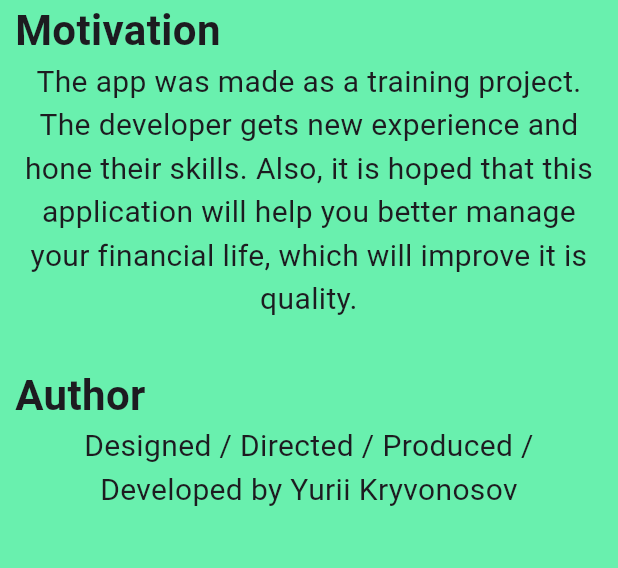
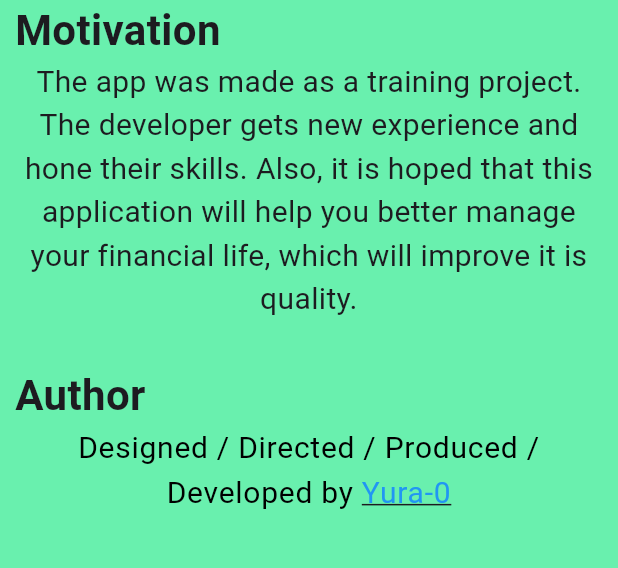
Before and after one commit to Yura-0/booker, a Flutter app: the AboutScreen screen opened directly, on a phone screen of 412 x 824 dp, the part 593-1161 px from its top. Run offline on Flutter 3.47's test engine with Material 2 defaults, Android fonts, the phone set to English and light mode, and no system bars; our stand-ins replace flutter_bloc, flutter_svg, shared_preferences; accounts and stored records are empty; generated files the repository leaves out were written again; Roboto replaces fonts that are missing (Suisse Int'l).

Commit message:
Improvement about feature

```diff
--- a/Sources/Booker/booker/lib/core/localization/localization_bloc.dart
+++ b/Sources/Booker/booker/lib/core/localization/localization_bloc.dart
@@ -1,8 +1,9 @@
 import 'dart:ui';
 
-import 'package:booker/generated/l10n.dart';
 import 'package:flutter_bloc/flutter_bloc.dart';
 import 'package:shared_preferences/shared_preferences.dart';
+
+import 'package:booker/generated/l10n.dart';
 
 enum LocaleType { en, ua }
 
--- a/Sources/Booker/booker/lib/core/theme/theme_app.dart
+++ b/Sources/Booker/booker/lib/core/theme/theme_app.dart
@@ -1,4 +1,6 @@
 import 'package:flutter/material.dart';
+
+import 'package:booker/core/fonts.dart';
 
 class ThemeApp {
   light() => ThemeData(
@@ -7,6 +9,13 @@ class ThemeApp {
       appBarTheme: const AppBarTheme(color: Colors.greenAccent),
       floatingActionButtonTheme: const FloatingActionButtonThemeData(
           backgroundColor: Colors.greenAccent),
+      textTheme: const TextTheme(
+        bodyText1: TextStyle(
+          color: Colors.black,
+          fontSize: 20,
+          fontFamily: Fonts.mainFontFamily,
+        ),
+      ),
       useMaterial3: true);
   dark() => ThemeData(
         brightness: Brightness.dark,
@@ -15,6 +24,13 @@ class ThemeApp {
         floatingActionButtonTheme: const FloatingActionButtonThemeData(
           backgroundColor: Colors.green,
         ),
+        textTheme: const TextTheme(
+          bodyText1: TextStyle(
+            color: Colors.white,
+            fontSize: 20,
+            fontFamily: Fonts.mainFontFamily,
+          ),
+        ),
         useMaterial3: true,
       );
 }
--- a/Sources/Booker/booker/lib/features/about_feature/view/about_screen.dart
+++ b/Sources/Booker/booker/lib/features/about_feature/view/about_screen.dart
@@ -7,7 +7,7 @@ class AboutScreen extends StatelessWidget {
 
   @override
   Widget build(BuildContext context) {
-     //screen height
+    //screen height
     double screenHeight = MediaQuery.of(context).size.height;
 
     //sizeBox paddings
@@ -15,7 +15,7 @@ class AboutScreen extends StatelessWidget {
     double sizeBoxHeightInputPadding =
         screenHeight * sizeBoxPaddingScreenHeightCoefficient;
 
-    double sizeBoxPaddingScreenHeightBetweenCoefficient = 1/30;
+    double sizeBoxPaddingScreenHeightBetweenCoefficient = 1 / 30;
     double sizeBoxHeightBetweenPadding =
         screenHeight * sizeBoxPaddingScreenHeightBetweenCoefficient;
     return Scaffold(
--- a/Sources/Booker/booker/lib/features/about_feature/widgets/about_body_widget.dart
+++ b/Sources/Booker/booker/lib/features/about_feature/widgets/about_body_widget.dart
@@ -1,66 +1,102 @@
+import 'package:flutter/material.dart';
+import 'package:flutter/gestures.dart';
+
 import 'package:booker/core/fonts.dart';
-import 'package:flutter/material.dart';
+import 'package:booker/generated/l10n.dart';
+import 'package:url_launcher/url_launcher.dart';
 
 class AboutBodyWidget extends StatelessWidget {
   const AboutBodyWidget({super.key});
 
+  _launchURL(BuildContext context) async {
+    const url = 'https://github.com/Yura-0/booker';
+    final Uri uri = Uri.parse(url);
+    try {
+      if (await canLaunchUrl(uri)) {
+        await launchUrl(uri);
+      } else {
+        throw 'Could not launch $url';
+      }
+    } catch (e) {
+      ScaffoldMessenger.of(context).showSnackBar(
+        SnackBar(
+          content: Text(S.of(context).errorOpeningLink),
+          duration: const Duration(seconds: 5),
+        ),
+      );
+    }
+  }
+
   @override
   Widget build(BuildContext context) {
     double screenHeight = MediaQuery.of(context).size.height;
-    double containerHeight = screenHeight * (2/3);
+    double containerHeight = screenHeight * (2 / 3);
 
     return Container(
       padding: const EdgeInsets.all(10),
       height: containerHeight,
       child: ListView(
-        children: const <Widget>[
+        children: <Widget>[
           Text(
-            "Booker",
-            style: TextStyle(
+            S.of(context).booker,
+            style: const TextStyle(
                 fontSize: 30,
                 fontFamily: Fonts.mainFontFamily,
                 fontWeight: FontWeight.bold),
             textAlign: TextAlign.left,
           ),
-          Text(
-              "Booker is a free open-source mobile app for counting finances. With Booker you can see your income and expenses and manage them wisely.\n",
-              style: TextStyle(
+          Text(S.of(context).bookerDescription,
+              style: const TextStyle(
                 fontSize: 20,
                 fontFamily: Fonts.mainFontFamily,
               ),
               textAlign: TextAlign.center,
               softWrap: true),
           Text(
-            "Motivation",
-            style: TextStyle(
+            S.of(context).motivation,
+            style: const TextStyle(
                 fontSize: 28,
                 fontFamily: Fonts.mainFontFamily,
                 fontWeight: FontWeight.bold),
             textAlign: TextAlign.left,
           ),
-          Text(
-              "The app was made as a training project. The developer gets new experience and hone their skills. Also, it is hoped that this application will help you better manage your financial life, which will improve it is quality.\n",
-              style: TextStyle(
+          Text(S.of(context).motivationDescription,
+              style: const TextStyle(
                 fontSize: 20,
                 fontFamily: Fonts.mainFontFamily,
               ),
               textAlign: TextAlign.center,
               softWrap: true),
           Text(
-            "Author",
-            style: TextStyle(
+            S.of(context).author,
+            style: const TextStyle(
                 fontSize: 28,
                 fontFamily: Fonts.mainFontFamily,
                 fontWeight: FontWeight.bold),
             textAlign: TextAlign.left,
           ),
-          Text("Designed / Directed / Produced / Developed by Yurii Kryvonosov",
-              style: TextStyle(
-                fontSize: 20,
-                fontFamily: Fonts.mainFontFamily,
-              ),
-              textAlign: TextAlign.center,
-              softWrap: true),
+          RichText(
+            text: TextSpan(
+              text: S.of(context).authorDescription,
+              style: Theme.of(context).textTheme.bodyText1,
+              children: [
+                TextSpan(
+                  text: S.of(context).authorName,
+                  style: const TextStyle(
+                    fontSize: 20,
+                    fontFamily: Fonts.mainFontFamily,
+                    color: Colors.blue,
+                    decoration: TextDecoration.underline,
+                  ),
+                  recognizer: TapGestureRecognizer()
+                    ..onTap = () {
+                      _launchURL(context);
+                    },
+                ),
+              ],
+            ),
+            textAlign: TextAlign.center,
+          ),
         ],
       ),
     );
--- a/Sources/Booker/booker/lib/features/about_feature/widgets/about_header_widget.dart
+++ b/Sources/Booker/booker/lib/features/about_feature/widgets/about_header_widget.dart
@@ -1,9 +1,9 @@
-import 'package:booker/core/fonts.dart';
-import 'package:booker/generated/l10n.dart';
 import 'package:flutter/material.dart';
 import 'package:flutter_svg/flutter_svg.dart';
 
+import 'package:booker/core/fonts.dart';
 import 'package:booker/features/about_feature/about_assets_exp.dart';
+import 'package:booker/generated/l10n.dart';
 
 class AboutHeaderWidget extends StatelessWidget {
   const AboutHeaderWidget({super.key});
--- a/Sources/Booker/booker/pubspec.yaml
+++ b/Sources/Booker/booker/pubspec.yaml
@@ -40,6 +40,7 @@ dependencies:
   # Use with the CupertinoIcons class for iOS style icons.
   cupertino_icons: ^1.0.2
   shared_preferences: ^2.2.0
+  url_launcher: ^6.1.11
 
 dev_dependencies:
   flutter_test:
```
Also changed, not shown: Sources/Booker/booker/lib/features/home_feature/widgets/drawer_widget.dart (+20 -18 lines), Sources/Booker/booker/lib/l10n/intl_en.arb (+9 -1 lines), Sources/Booker/booker/lib/l10n/intl_ua.arb (+9 -1 lines), Sources/Booker/booker/lib/core/core_exp.dart (line endings or trailing spaces), Sources/Booker/booker/lib/core/fonts.dart (line endings or trailing spaces), Sources/Booker/booker/lib/features/about_feature/about_assets_exp.dart (line endings or trailing spaces), Sources/Booker/booker/lib/features/about_feature/about_widget_exp.dart (line endings or trailing spaces), Sources/Booker/booker/pubspec.lock.
